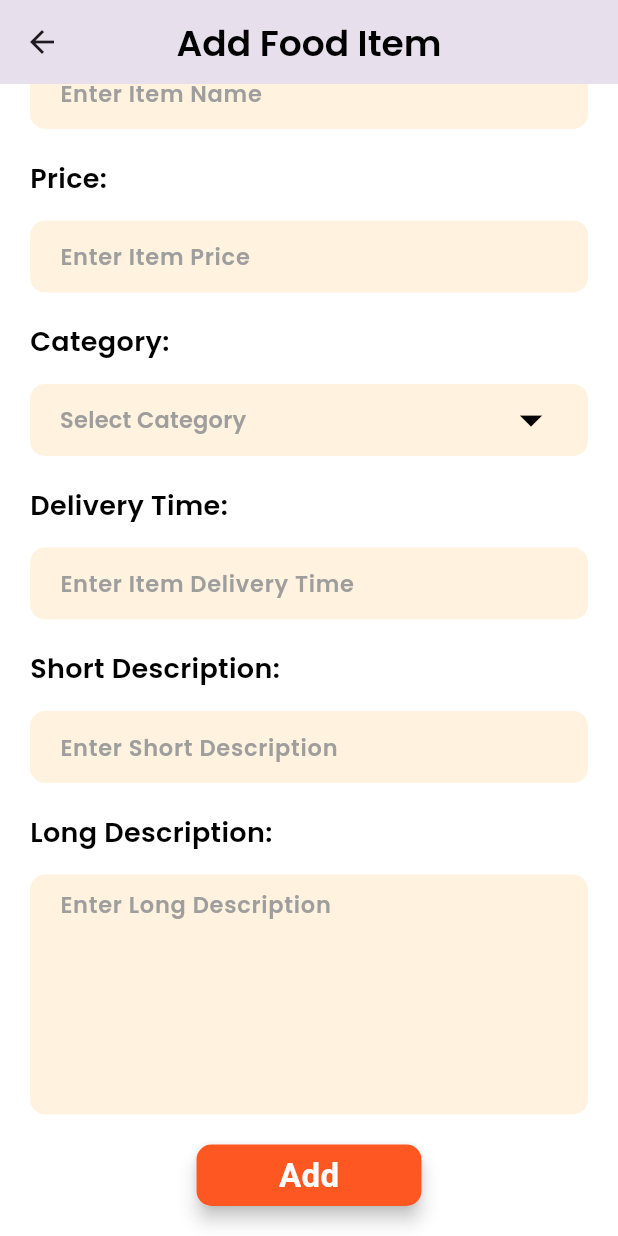
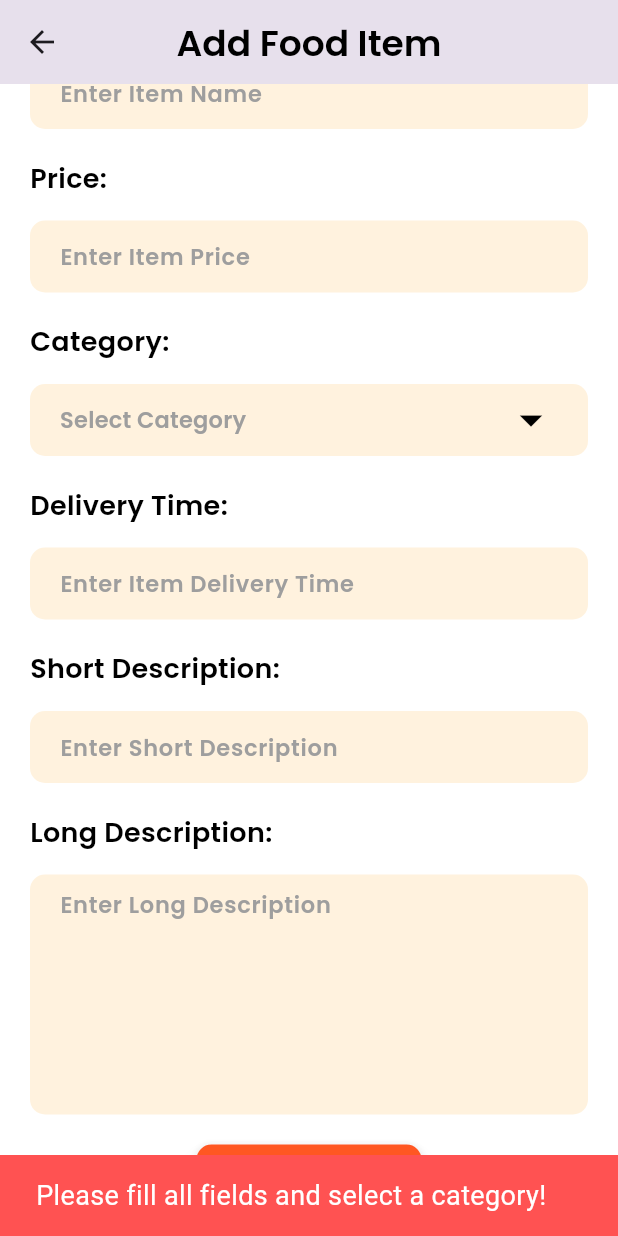
Before and after one commit to katarinasrdanov/RVIR-Projekt, a Flutter app: the AddFoodItem screen opened directly, scrolled down 295 dp, after a tap on "Add", on a phone screen of 412 x 824 dp. Run offline on Flutter 3.47's test engine with Material 3 defaults, Android fonts, the phone set to English and light mode, and no system bars; our stand-ins replace cloud_firestore, curved_navigation_bar, firebase_auth, firebase_core, firebase_storage, flutter_rating_bar and 2 more; missing offline and left inert: flutter_stripe; accounts and stored records are empty.

Commit message:
AdminEdit Izdelek

```diff
--- a/rvir_projekt/lib/admin/addFoodItem.dart
+++ b/rvir_projekt/lib/admin/addFoodItem.dart
@@ -1,5 +1,6 @@
 import 'dart:io';
 
+import 'package:cloud_firestore/cloud_firestore.dart';
 import 'package:firebase_storage/firebase_storage.dart';
 import 'package:flutter/material.dart';
 import 'package:image_picker/image_picker.dart';
@@ -8,7 +9,8 @@ import 'package:rvir_projekt/service/database.dart';
 import 'package:rvir_projekt/widget/widget_support.dart';
 
 class AddFoodItem extends StatefulWidget {
-  const AddFoodItem({super.key});
+  final DocumentSnapshot? foodItem;
+  const AddFoodItem({super.key, this.foodItem});
 
   @override
   State<AddFoodItem> createState() => _AddFoodItemState();
@@ -26,6 +28,20 @@ class _AddFoodItemState extends State<AddFoodItem> {
 
   final ImagePicker _picker = ImagePicker();
   File? selectedImage;
+
+  @override
+  void initState() {
+    super.initState();
+
+    if (widget.foodItem != null) {
+      nameController.text = widget.foodItem!["name"];
+      priceController.text = widget.foodItem!["price"].toString();
+      deliveryTimeController.text = widget.foodItem!["deliveryTime"].toString();
+      shortDescrController.text = widget.foodItem!["shortDescr"];
+      longDescrController.text = widget.foodItem!["longDescr"];
+      categoryValue = widget.foodItem!["category"];
+    }
+  }
 
   @override
   Widget build(BuildContext context) {
@@ -319,19 +335,27 @@ class _AddFoodItemState extends State<AddFoodItem> {
   }
 
   uploadItem() async {
-    if (selectedImage != null &&
-        nameController.text != "" &&
-        priceController.text != "" &&
-        longDescrController.text != "" &&
-        deliveryTimeController.text != "" &&
-        shortDescrController.text != "") {
-      String addId = randomAlphaNumeric(10);
+    if (selectedImage != null ||
+        widget.foodItem != null &&
+            nameController.text.isNotEmpty &&
+            priceController.text.isNotEmpty &&
+            longDescrController.text.isNotEmpty &&
+            deliveryTimeController.text.isNotEmpty &&
+            shortDescrController.text.isNotEmpty) {
+      String downloadUrl =
+          widget.foodItem != null ? widget.foodItem!["image"] : "";
+
+      try {
+        if (selectedImage != null) {
+          String addId = widget.foodItem != null
+              ? widget.foodItem!.id
+              : randomAlphaNumeric(10);
 
           Reference firebaseStorageRef =
               FirebaseStorage.instance.ref().child("foodImages").child(addId);
-      final UploadTask task = firebaseStorageRef.putFile(selectedImage!);
-
-      var downloadUrl = await (await task).ref.getDownloadURL();
+          UploadTask task = firebaseStorageRef.putFile(selectedImage!);
+          downloadUrl = await (await task).ref.getDownloadURL();
+        }
 
         Map<String, dynamic> itemToAdd = {
           "image": downloadUrl,
@@ -341,16 +365,45 @@ class _AddFoodItemState extends State<AddFoodItem> {
           "shortDescr": shortDescrController.text,
           "longDescr": longDescrController.text,
           "category": categoryValue,
-        "avgRating": 0
+          "avgRating":
+              widget.foodItem != null ? widget.foodItem!["avgRating"] : 0
         };
-      await DatabaseMethods().addFoodItem(itemToAdd).then((value) {
+
+        if (widget.foodItem != null) {
+          await DatabaseMethods()
+              .updateFoodItem(widget.foodItem!.id, itemToAdd);
+        } else {
+          await DatabaseMethods().addFoodItem(itemToAdd);
+        }
+
         ScaffoldMessenger.of(context).showSnackBar(SnackBar(
           backgroundColor: Colors.orangeAccent,
           content: Text(
-              "Food Item has been added Successfully",
-              style: TextStyle(fontSize: 18.0),
-            )));
-      });
+            widget.foodItem != null
+                ? "Food Item Updated Successfully"
+                : "Food Item Added Successfully",
+            style: TextStyle(fontSize: 18.0, color: Colors.white),
+          ),
+        ));
+
+        Navigator.pop(context);
+      } catch (e) {
+        ScaffoldMessenger.of(context).showSnackBar(SnackBar(
+          backgroundColor: Colors.redAccent,
+          content: Text(
+            "Error saving the item!",
+            style: TextStyle(fontSize: 18.0, color: Colors.white),
+          ),
+        ));
+      }
+    } else {
+      ScaffoldMessenger.of(context).showSnackBar(SnackBar(
+        backgroundColor: Colors.redAccent,
+        content: Text(
+          "Please fill all fields and select a category!",
+          style: TextStyle(fontSize: 18.0, color: Colors.white),
+        ),
+      ));
     }
   }
 }
--- a/rvir_projekt/lib/admin/adminHome.dart
+++ b/rvir_projekt/lib/admin/adminHome.dart
@@ -10,8 +10,6 @@ class AdminHome extends StatefulWidget {
   @override
   State<AdminHome> createState() => _AdminHomeState();
 }
-
-
 
 class _AdminHomeState extends State<AdminHome> {
   Stream? allFoodItemsStream;
@@ -32,7 +30,10 @@ class _AdminHomeState extends State<AdminHome> {
     return Scaffold(
       backgroundColor: Colors.white,
       appBar: AppBar(
-        title: Text("Admin Panel", style: AppWidget.headlineTextFieldStyle(),),
+        title: Text(
+          "Admin Panel",
+          style: AppWidget.headlineTextFieldStyle(),
+        ),
         centerTitle: true,
       ),
       body: Container(
@@ -42,7 +43,6 @@ class _AdminHomeState extends State<AdminHome> {
         ),
         child: Column(
           children: [
-
             Container(
               margin: EdgeInsets.only(right: 20.0),
               child: showItemsVertically(context, allFoodItemsStream),
@@ -65,6 +65,7 @@ class _AdminHomeState extends State<AdminHome> {
       ),
     );
   }
+
   Widget showItemsVertically(context, foodItemsStream) {
     return StreamBuilder(
         stream: foodItemsStream,
@@ -80,7 +81,6 @@ Widget showItemsVertically(context, foodItemsStream) {
                     return Column(
                       children: [
                         Container(
-
                           padding: EdgeInsets.all(10),
                           decoration: BoxDecoration(
                             color: Color.fromARGB(255, 255, 242, 222),
@@ -134,23 +134,31 @@ Widget showItemsVertically(context, foodItemsStream) {
                                       _showDeleteConfirmationDialog(
                                           context, ds.id, ds["name"]);
                                     },
-                                  icon: Icon(Icons.delete, size: 18, color: Colors.grey),
+                                    icon: Icon(Icons.delete,
+                                        size: 18, color: Colors.grey),
                                     tooltip: 'Delete Item',
                                     padding: EdgeInsets.zero,
                                     constraints: BoxConstraints(),
                                   ),
-                                SizedBox(height: 8.0), // Spacing between icons
+                                  SizedBox(
+                                      height: 8.0), // Spacing between icons
                                   IconButton(
                                     onPressed: () {
-                                    // Edit action - To be implemented
+                                      Navigator.push(
+                                        context,
+                                        MaterialPageRoute(
+                                          builder: (context) => AddFoodItem(
+                                            foodItem: ds,
+                                          ),
+                                        ),
+                                      );
                                     },
-                                  icon: Icon(Icons.edit_document, size: 18, color: Colors.grey),
+                                    icon: Icon(Icons.edit_document,
+                                        size: 18, color: Colors.grey),
                                     tooltip: 'Edit Item',
                                     padding: EdgeInsets.zero,
                                     constraints: BoxConstraints(),
                                   ),
-
-
                                 ],
                               ),
                             ],
@@ -165,33 +173,39 @@ Widget showItemsVertically(context, foodItemsStream) {
         });
   }
 
-  void _showDeleteConfirmationDialog(BuildContext context, String id, String name) {
-    showDialog(context: context, builder:
-                (BuildContext context) {
+  void _showDeleteConfirmationDialog(
+      BuildContext context, String id, String name) {
+    showDialog(
+        context: context,
+        builder: (BuildContext context) {
           return AlertDialog(
             backgroundColor: Color.fromARGB(255, 255, 242, 222),
             title: Text("Delete Confirmation"),
-                    content: Text("Are yu sure you want to delete "+name),
+            content: Text("Are yu sure you want to delete " + name),
             actions: [
               //Cancle button
               TextButton(
-                        onPressed: (){
-                          Navigator.of(context).pop(); },
-                          child: Text("Cancle", style: AppWidget.lightTextFieldStyle(),)),
+                  onPressed: () {
+                    Navigator.of(context).pop();
+                  },
+                  child: Text(
+                    "Cancle",
+                    style: AppWidget.lightTextFieldStyle(),
+                  )),
               TextButton(
                 onPressed: () {
                   DatabaseMethods().deleteFoodItem(id); // Delete the item
                   Navigator.of(context).pop(); // Close the dialog
                 },
-                        child: Text('Delete', style: TextStyle(color: Colors.red, fontSize: 15.0, fontWeight: FontWeight.w500, fontFamily: 'Poppins')),
+                child: Text('Delete',
+                    style: TextStyle(
+                        color: Colors.red,
+                        fontSize: 15.0,
+                        fontWeight: FontWeight.w500,
+                        fontFamily: 'Poppins')),
               ),
-
             ],
-
           );
         });
   }
-
-
-
 }
--- a/rvir_projekt/lib/main.dart
+++ b/rvir_projekt/lib/main.dart
@@ -40,7 +40,7 @@ class MyApp extends StatelessWidget {
         colorScheme: ColorScheme.fromSeed(seedColor: Colors.deepPurple),
         useMaterial3: true,
       ),
-      home: Onboard(),
+      home: AdminLogin(),
     );
   }
 }
--- a/rvir_projekt/lib/service/database.dart
+++ b/rvir_projekt/lib/service/database.dart
@@ -176,26 +176,32 @@ class DatabaseMethods {
     }
   }
 
-  Future<void> deleteFoodItem(String id) async{
-    try{
-      DocumentReference foodItemRef = firestore
-          .collection('food')
-          .doc(id);
+  Future<void> deleteFoodItem(String id) async {
+    try {
+      DocumentReference foodItemRef = firestore.collection('food').doc(id);
 
       await foodItemRef.delete();
-    }catch(err){
+    } catch (err) {
       print("Error deleting order collection: $err");
     }
   }
 
-  Future <void> addFoodItem(Map<String, dynamic> itemToAdd) async {
+  Future<void> addFoodItem(Map<String, dynamic> itemToAdd) async {
     try {
-      CollectionReference foodRef =
-          firestore.collection('food');
+      CollectionReference foodRef = firestore.collection('food');
       await foodRef.add(itemToAdd);
     } catch (e) {
       print('Failed to add food item: $e');
       rethrow;
     }
   }
+
+  //edit
+  Future<void> updateFoodItem(
+      String docId, Map<String, dynamic> updatedData) async {
+    return await FirebaseFirestore.instance
+        .collection("food")
+        .doc(docId)
+        .update(updatedData);
+  }
 }
```
Lines whose indentation alone changed are shown as unchanged.
